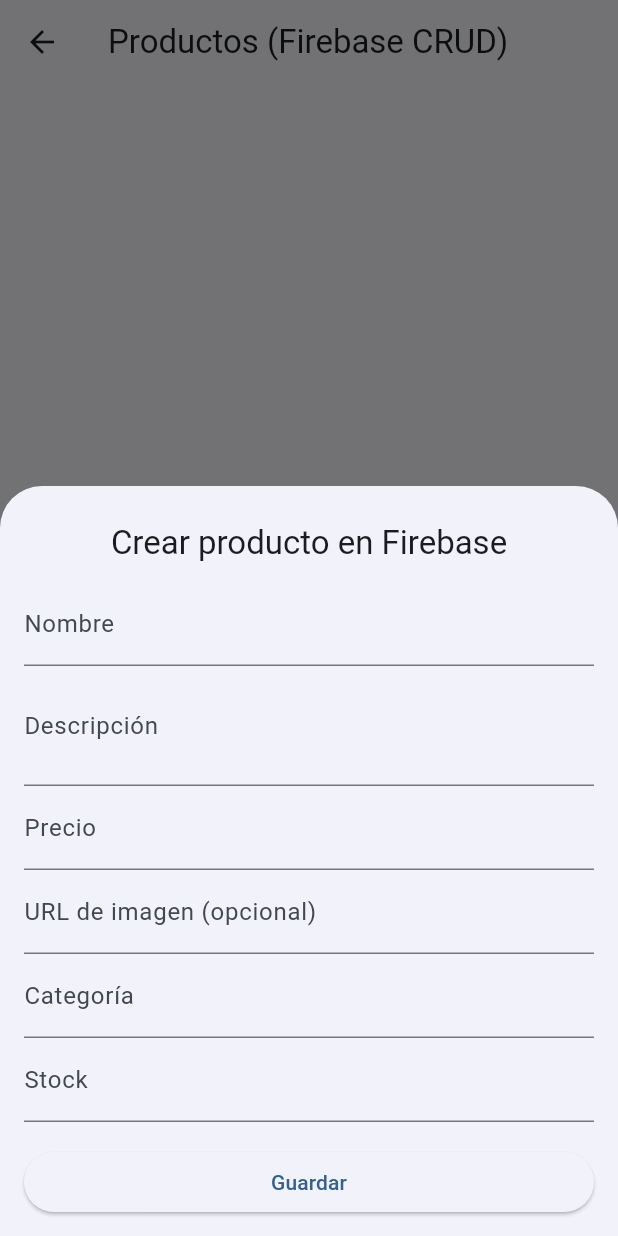
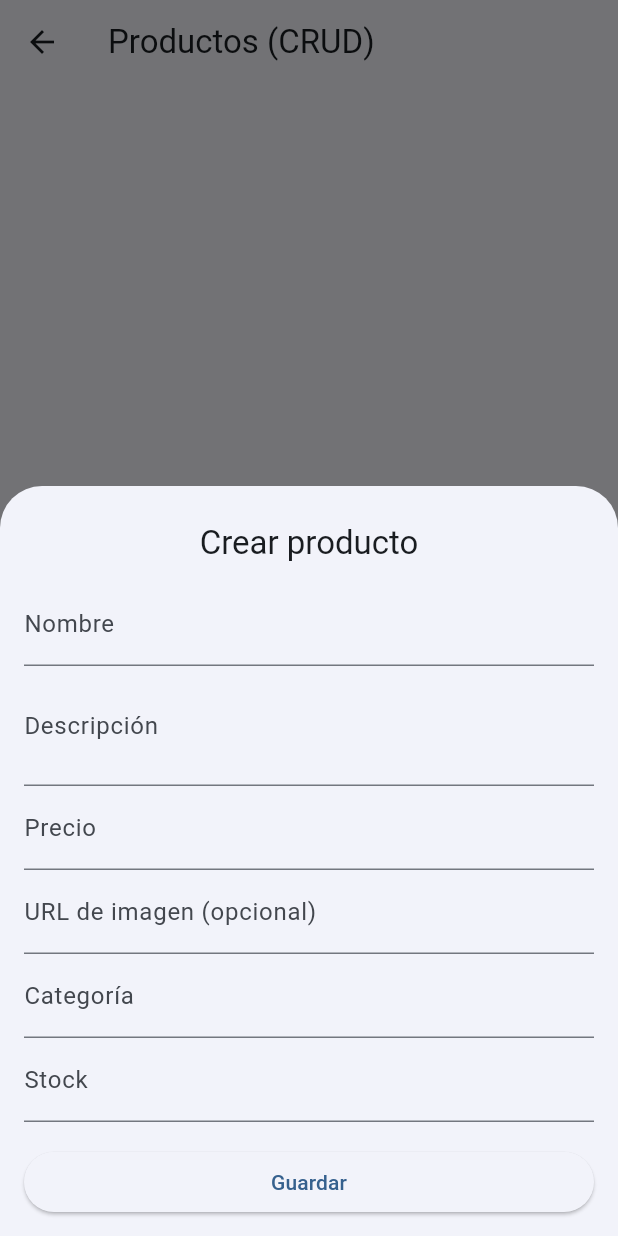
Before and after one commit to Esteven2003/aplicacion_movil, a Flutter app: the ProductCrudScreen screen opened directly, after a tap on "Nuevo producto", on a phone screen of 412 x 824 dp. Run offline on Flutter 3.47's test engine with Material 3 defaults, Android fonts, the phone set to English and light mode, and no system bars; our stand-ins replace cloud_firestore, firebase_core; missing offline and left inert: mobile_scanner; accounts and stored records are empty; network calls fail.

```diff
--- a/lib/src/screens/product_crud_screen.dart
+++ b/lib/src/screens/product_crud_screen.dart
@@ -76,7 +76,7 @@ class _ProductCrudScreenState extends State<ProductCrudScreen> {
                 children: [
                   Text(
                     _editingProduct == null
-                        ? 'Crear producto en Firebase'
+                        ? 'Crear producto'
                         : 'Editar producto',
                     style: Theme.of(context).textTheme.titleLarge,
                   ),
@@ -187,7 +187,7 @@ class _ProductCrudScreenState extends State<ProductCrudScreen> {
   Widget build(BuildContext context) {
     return Scaffold(
       appBar: AppBar(
-        title: const Text('Productos (Firebase CRUD)'),
+        title: const Text('Productos (CRUD)'),
       ),
       floatingActionButton: FloatingActionButton.extended(
         onPressed: _startCreate,
@@ -210,7 +210,7 @@ class _ProductCrudScreenState extends State<ProductCrudScreen> {
           final products = snapshot.data ?? [];
           if (products.isEmpty) {
             return const Center(
-              child: Text('Aún no hay productos en Firebase.'),
+              child: Text('Aún no hay productos.'),
             );
           }
 
--- a/lib/src/screens/profile_screen.dart
+++ b/lib/src/screens/profile_screen.dart
@@ -99,7 +99,7 @@ class ProfileScreen extends StatelessWidget {
                   ),
                   ListTile(
                     leading: const Icon(Icons.inventory_2_outlined),
-                    title: const Text('CRUD de productos (Firebase)'),
+                    title: const Text('CRUD de productos'),
                     trailing: const Icon(Icons.arrow_forward_ios),
                     onTap: () {
                       Navigator.pushNamed(context, '/crud');
```
Also changed, not shown: pubspec.lock, 3 other files.
